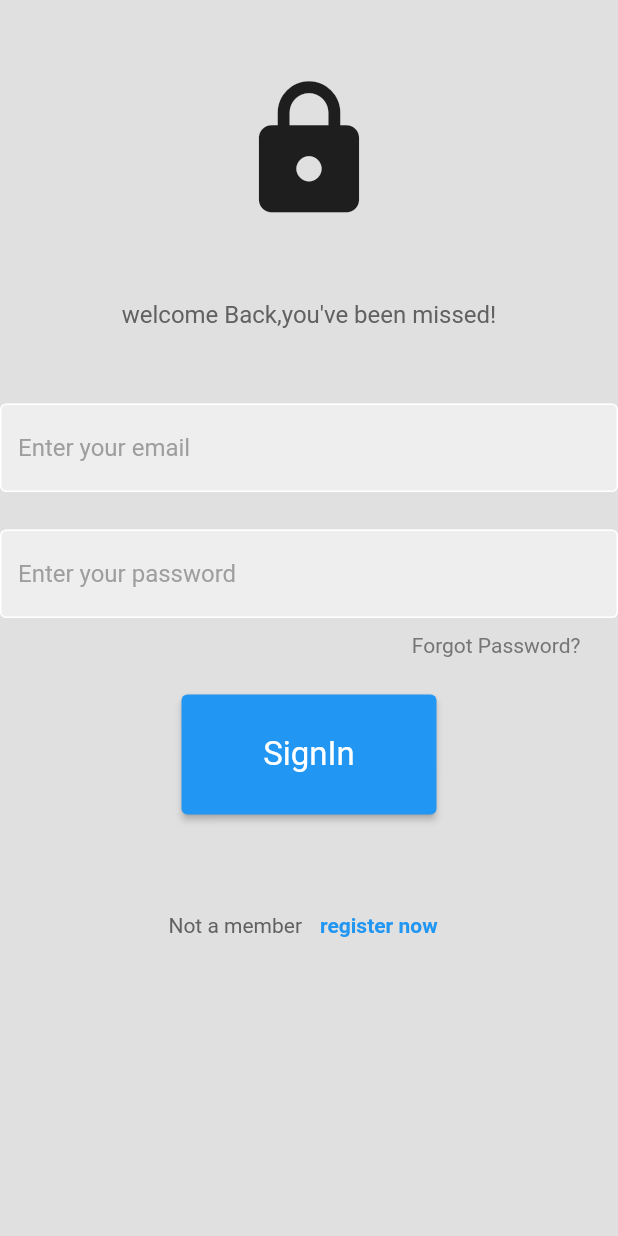
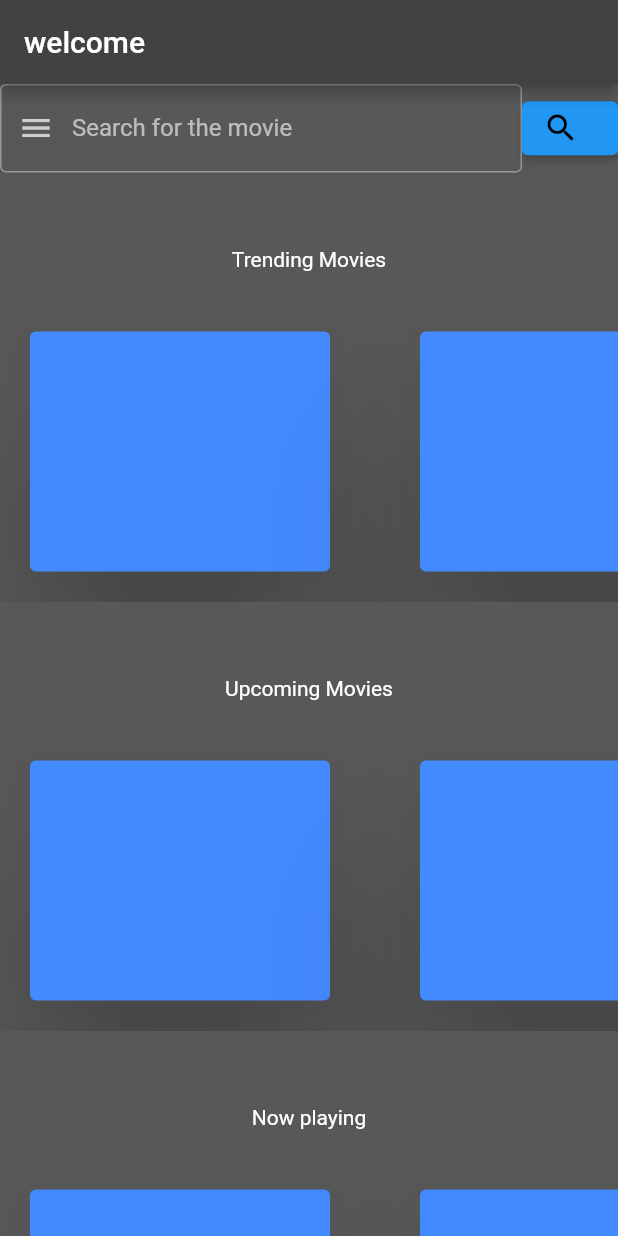
Before and after one commit to anujsinghrawat/movies_app, a Flutter app: the screen it shows after launch, on a phone screen of 412 x 824 dp. Run offline on Flutter 3.47's test engine with Material 2 defaults, Android fonts, the phone set to English and light mode, and no system bars; our stand-ins replace firebase_auth, firebase_core; accounts and stored records are empty.

Commit message:
homepage design
Signed-off-by: Anuj Singh Rawat <84454648+anujsinghrawat@users.noreply.github.com>

```diff
--- a/lib/main.dart
+++ b/lib/main.dart
@@ -1,6 +1,7 @@
 import 'package:flutter/material.dart';
 import 'package:firebase_core/firebase_core.dart';
 import 'package:movies_app/routes/app_routes.dart';
+import 'package:movies_app/widgets/home.dart';
 import 'package:movies_app/widgets/login_page.dart';
 import 'package:movies_app/widgets/signup_page.dart';
 import 'firebase_options.dart';
@@ -32,10 +33,10 @@ class MyApp extends StatelessWidget {
   Widget build(BuildContext context) {
     return MaterialApp(
       debugShowCheckedModeBanner: false,
-      // home: MainPage(),
+      home: HomaPage(),
       // home: SignUp(),
-      theme: ThemeData(primaryColor: Colors.blueGrey),
-      initialRoute: getIntialRoute(),
+      theme: ThemeData.dark(),
+      // initialRoute: getIntialRoute(),
       // onGenerateRoute: (route) => getRoute(route),
       routes:{
         '/signIn': (context)=> LoginWidget(),
--- a/lib/widgets/home.dart
+++ b/lib/widgets/home.dart
@@ -0,0 +1,229 @@
+import 'package:flutter/material.dart';
+
+class HomaPage extends StatelessWidget {
+  HomaPage({super.key});
+
+  final List<Widget> _list = [
+    Card(
+      elevation: 50,
+      shadowColor: Colors.black,
+      color: Colors.blueAccent,
+      child: SizedBox(
+        width: 200,
+        height: 500,
+      ),
+    ),
+    const SizedBox(
+      width: 20,
+    ),
+
+
+    Card(
+      elevation: 50,
+      shadowColor: Colors.black,
+      color: Colors.blueAccent,
+      child: SizedBox(
+        width: 300,
+        height: 500,
+      ),
+    ),
+    const SizedBox(
+      width: 20,
+    ),
+
+
+    Card(
+      elevation: 50,
+      shadowColor: Colors.black,
+      color: Colors.blueAccent,
+      child: SizedBox(
+        width: 300,
+        height: 500,
+      ),
+    ),
+    const SizedBox(
+      width: 20,
+    ),
+
+
+    Card(
+      elevation: 50,
+      shadowColor: Colors.black,
+      color: Colors.blueAccent,
+      child: SizedBox(
+        width: 300,
+        height: 500,
+      ),
+    ),
+    const SizedBox(
+      width: 20,
+    ),
+
+
+    Card(
+      elevation: 50,
+      shadowColor: Colors.black,
+      color: Colors.blueAccent,
+      child: SizedBox(
+        width: 300,
+        height: 500,
+      ),
+    ),
+    const SizedBox(
+      width: 20,
+    ),
+
+
+    Card(
+      elevation: 50,
+      shadowColor: Colors.black,
+      color: Colors.blueAccent,
+      child: SizedBox(
+        width: 200,
+        height: 500,
+      ),
+    ),
+    const SizedBox(
+      width: 20,
+    ),
+
+
+
+  ];
+
+  @override
+  Widget build(BuildContext context) {
+    return Scaffold(
+      appBar: AppBar(
+        title: Text(
+          'welcome',
+          textAlign: TextAlign.center,
+        ),
+      ),
+      backgroundColor: Color.fromARGB(255, 88, 88, 88),
+      body: SingleChildScrollView(
+        child: SafeArea(
+          child: Column(
+            mainAxisAlignment: MainAxisAlignment.spaceEvenly,
+            children: [
+              Row(
+                mainAxisAlignment: MainAxisAlignment.spaceEvenly,
+                children: [
+                  Expanded(
+
+                    //search field
+                    child: TextField(
+                      onChanged: (String str) {
+                        print(str);
+                      },
+                      decoration: InputDecoration(
+                        floatingLabelBehavior: FloatingLabelBehavior.never,
+                        iconColor: Colors.black,
+                        // suffixIcon: Icon(Icons.search),
+                        fillColor: Color.fromARGB(255, 56, 54, 54),
+                        border: OutlineInputBorder(),
+                        labelText: 'Search for the movie',
+                        prefixIcon: Icon(Icons.menu),
+                      ),
+                    ),
+                  ),
+                  // Button.icon(onPressed:() => print('hi'),icon: Icon(Icons.search),)
+                  ElevatedButton.icon(
+                    style: ButtonStyle(
+                        foregroundColor: MaterialStateProperty.all(Colors.green),
+
+                        ),
+                    onPressed: () => print('hi'),
+                    icon: Icon(
+                      Icons.search,
+                      color: Colors.black,
+                    ),
+                    label: Text(''),
+                  ),
+                ],
+              ),
+
+              //trending movies playing
+              const SizedBox(height: 50),
+              Text(
+                'Trending Movies',
+                textAlign: TextAlign.left,
+              ),
+              const SizedBox(height: 20,),
+              SizedBox(
+                height: 200,
+                child: ListView.builder(
+                  shrinkWrap: true,
+                  scrollDirection: Axis.horizontal,
+                    padding: const EdgeInsets.all(8),
+                    itemCount: _list.length,
+                    // itemBuilder: ((contex, index) => _list[index]),
+                    itemBuilder: (BuildContext context, int index) {
+                      return Container(
+                        padding: const EdgeInsets.all(8),
+                        height: 50,
+                        // color: Color.fromARGB(255, 253, 219, 202),
+                        child: Center(child: _list[index]),
+                      );
+                    }),
+              ),
+
+
+              // upcoming movies
+              const SizedBox(height: 50),
+              Text(
+                'Upcoming Movies',
+                textAlign: TextAlign.left,
+              ),
+              const SizedBox(height: 20,),
+              SizedBox(
+                height: 200,
+                child: ListView.builder(
+                  shrinkWrap: true,
+                  scrollDirection: Axis.horizontal,
+                    padding: const EdgeInsets.all(8),
+                    itemCount: _list.length,
+                    // itemBuilder: ((contex, index) => _list[index]),
+                    itemBuilder: (BuildContext context, int index) {
+                      return Container(
+                        padding: const EdgeInsets.all(8),
+                        height: 50,
+                        // color: Color.fromARGB(255, 253, 219, 202),
+                        child: Center(child: _list[index]),
+                      );
+                    }),
+              ),
+
+
+
+              //now playing
+              const SizedBox(height: 50),
+              Text(
+                'Now playing',
+                textAlign: TextAlign.left,
+              ),
+              const SizedBox(height: 20,),
+              SizedBox(
+                height: 200,
+                child: ListView.builder(
+                  shrinkWrap: true,
+                  scrollDirection: Axis.horizontal,
+                    padding: const EdgeInsets.all(8),
+                    itemCount: _list.length,
+                    // itemBuilder: ((contex, index) => _list[index]),
+                    itemBuilder: (BuildContext context, int index) {
+                      return Container(
+                        padding: const EdgeInsets.all(8),
+                        height: 50,
+                        // color: Color.fromARGB(255, 253, 219, 202),
+                        child: Center(child: _list[index]),
+                      );
+                    }),
+              ),
+            ],
+          ),
+        ),
+      ),
+    );
+  }
+}
```
